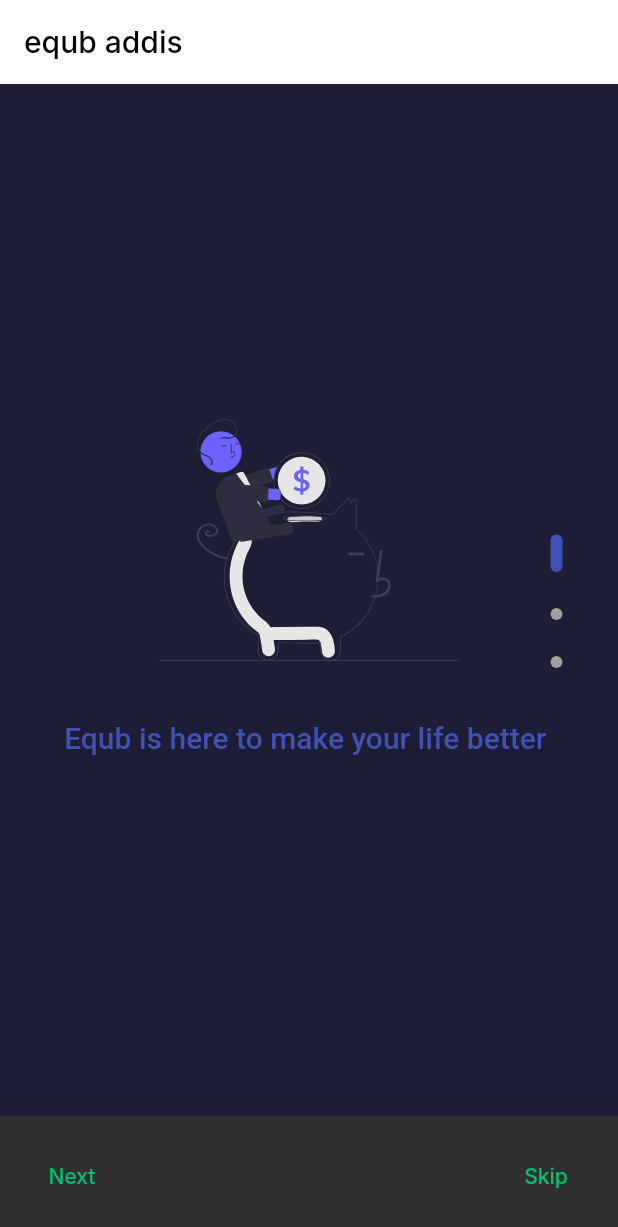
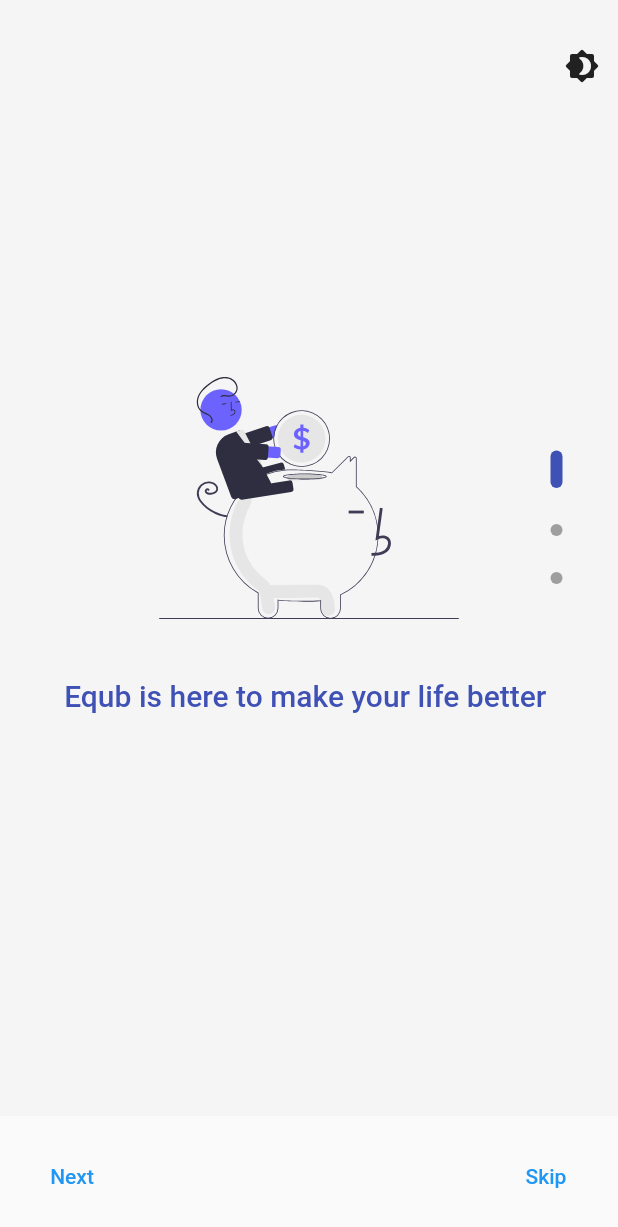
Before and after one commit to anonymousdomain/equb, a Flutter app: the screen it shows after launch, on a phone screen of 412 x 824 dp. Shown: the top 1227 px of the screen. Run offline on Flutter 3.47's test engine with Material 2 defaults, Android fonts, the phone set to English and light mode, and no system bars; our stand-ins replace country_code_picker, firebase_auth, firebase_core, flutter_svg, google_fonts; missing offline and left inert: firebase_app_check; accounts and stored records are empty.

Commit message:
theme modified

```diff
--- a/lib/main.dart
+++ b/lib/main.dart
@@ -70,31 +70,44 @@ class _MyHomePageState extends State<MyHomePage> {
   @override
   Widget build(BuildContext context) {
     return Scaffold(
-      appBar: AppBar(
-        title: Text(
-          widget.title,
-          style: TextStyle(
-              color: currentTheme.currentTheme == Brightness.dark
-                  ? Colors.white
-                  : Colors.black),
-        ),
-        actions: [
-          IconButton(
+      // appBar: AppBar(
+      //   title: Text(
+      //     widget.title,
+      //   ),
+      //   actions: [
+      //     IconButton(
+      //         onPressed: () {
+      //           currentTheme.toggleTheme();
+      //         },
+      //         icon: Icon(Icons.brightness_4_rounded))
+      //   ],
+      // ),
+      body: Stack(
+        children: [
+          Center(
+            child: Consumer<AuthState>(
+              builder: (context, auth, child) {
+                if (auth.user == null) {
+                  return OnBoardingScreen();
+                } else {
+                  return Home();
+                }
+              },
+            ),
+          ),
+          Positioned(
+            top: 20,
+            right: 0,
+            child: IconButton(
+              padding: EdgeInsets.all(10),
               onPressed: () {
                 currentTheme.toggleTheme();
               },
-              icon: Icon(Icons.brightness_4_rounded))
+              icon: Icon(Icons.brightness_4_rounded),
+            ),
+          )
         ],
       ),
-      body: Center(child: Consumer<AuthState>(builder: (context, auth, child) {
-        if (auth.user == null) {
-          return OnBoardingScreen();
-        } else {
-          return Home();
-        }
-      })
-          // child: Home(),
-          ),
     );
   }
 }
--- a/lib/screens/onboarding_screen/onboarding.dart
+++ b/lib/screens/onboarding_screen/onboarding.dart
@@ -28,7 +28,7 @@ class _OnBoardingScreenState extends State<OnBoardingScreen> {
     super.dispose();
   }
 
-  navigate() => Navigator.pushReplacement(
+  navigate() => Navigator.push(
       context, MaterialPageRoute(builder: ((context) => LoginScreen())));
   @override
   Widget build(BuildContext context) {
--- a/lib/utils/constant.dart
+++ b/lib/utils/constant.dart
@@ -1,11 +1,13 @@
 import 'package:flutter/material.dart';
 
-const kPrimaryColor = Color(0xFF00BF6D);
-// const kPrimaryColor = Colors.indigo;
+// const kPrimaryColor = Color(0xFF00BF6D);
+const kPrimaryColor = Colors.indigo;
 const kSecondaryColor = Color(0xFFFE9901);
 const kContentColorLightTheme = Color(0xFF1D1D35);
 const kContentColorDarkTheme = Color(0xFFF5FCF9);
 const kWarninngColor = Color(0xFFF3BB1C);
 const kErrorColor = Color(0xFFF03738);
+final scaffoldBackGroundColorLight = Colors.grey[100];
+final scaffoldBackGroundColorDark = Colors.grey[900];
 
 const kDefaultPadding = 20.0;
--- a/lib/utils/theme.dart
+++ b/lib/utils/theme.dart
@@ -1,3 +1,5 @@
+import 'dart:ui';
+
 import 'package:flutter/material.dart';
 import 'package:google_fonts/google_fonts.dart';
 import 'constant.dart';
@@ -5,48 +7,61 @@ import 'constant.dart';
 CustomTheme currentTheme = CustomTheme();
 
 class CustomTheme with ChangeNotifier {
-  static bool _isDarkTheme = true;
+  static bool _isDarkTheme = false;
   ThemeMode get currentTheme => _isDarkTheme ? ThemeMode.dark : ThemeMode.light;
 
   static ThemeData lightTheme(BuildContext context) {
     return ThemeData.light().copyWith(
-        brightness: Brightness.light,
-        primaryColor: kPrimaryColor,
-        scaffoldBackgroundColor: Colors.white,
-        appBarTheme: appBarTheme,
-        iconTheme: IconThemeData(color: kContentColorLightTheme),
-        textTheme: GoogleFonts.interTextTheme(Theme.of(context).textTheme)
-            .apply(bodyColor: kContentColorLightTheme),
-        colorScheme: ColorScheme.light(
-            primary: kPrimaryColor,
-            secondary: kSecondaryColor,
-            error: kErrorColor),
-        bottomNavigationBarTheme: BottomNavigationBarThemeData(
-            backgroundColor: Colors.white,
-            selectedItemColor: kContentColorLightTheme.withOpacity(0.7),
-            unselectedItemColor: kContentColorLightTheme.withOpacity(0.32),
-            selectedIconTheme: IconThemeData(color: kPrimaryColor),
-            showSelectedLabels: true));
+      brightness: Brightness.light,
+      primaryColor: kPrimaryColor,
+      backgroundColor: Colors.white,
+      scaffoldBackgroundColor: scaffoldBackGroundColorLight,
+      // appBarTheme: appBarTheme,
+      appBarTheme: AppBarTheme(
+        backgroundColor: Colors.white,
+        elevation: 0,
+        foregroundColor: kPrimaryColor,
+        titleTextStyle: TextStyle(color: kPrimaryColor),
+      ),
+      bottomNavigationBarTheme: BottomNavigationBarThemeData(
+        backgroundColor: Colors.white,
+        selectedItemColor: kPrimaryColor,
+        unselectedItemColor: Colors.grey,
+      ),
+      textTheme:const TextTheme(
+        headline1: TextStyle(
+            color: Colors.black, fontSize: 24, fontWeight: FontWeight.bold),
+        bodyText1: TextStyle(color:Colors.black, fontSize: 16),
+      ),
+    );
   }
 
   static ThemeData darkTheme(BuildContext context) {
     return ThemeData.dark().copyWith(
       brightness: Brightness.dark,
       primaryColor: kPrimaryColor,
-      scaffoldBackgroundColor: kContentColorLightTheme,
-      appBarTheme: appBarTheme,
-      iconTheme: IconThemeData(color: kContentColorDarkTheme),
-      textTheme: GoogleFonts.interTextTheme(Theme.of(context).textTheme)
-          .apply(bodyColor: kContentColorDarkTheme),
-      colorScheme: ColorScheme.dark().copyWith(
-        primary: kPrimaryColor,
-        secondary: kSecondaryColor,
-        error: kErrorColor,
+      scaffoldBackgroundColor: scaffoldBackGroundColorDark,
+      appBarTheme: AppBarTheme(
+        backgroundColor: scaffoldBackGroundColorDark,
+        titleTextStyle: TextStyle(color: kPrimaryColor),
+        iconTheme: IconThemeData(color: kPrimaryColor),
+        elevation: 0,
+      ),
+      textTheme:const TextTheme(
+        headline1: TextStyle(
+          color: Colors.white,
+          fontSize: 24,
+          fontWeight: FontWeight.bold,
+        ),
+        bodyText1: TextStyle(
+          color: Colors.white,
+          fontSize: 16,
+        ),
       ),
       bottomNavigationBarTheme: BottomNavigationBarThemeData(
-        backgroundColor: kContentColorLightTheme,
-        selectedItemColor: Colors.white70,
-        unselectedItemColor: kContentColorDarkTheme.withOpacity(0.32),
+        backgroundColor: scaffoldBackGroundColorDark,
+        selectedItemColor: kPrimaryColor,
+        unselectedItemColor: Colors.grey,
         selectedIconTheme: IconThemeData(color: kPrimaryColor),
         showUnselectedLabels: true,
       ),
--- a/lib/widget/login_screen.dart
+++ b/lib/widget/login_screen.dart
@@ -5,6 +5,7 @@ import 'dart:developer';
 import 'package:country_code_picker/country_code_picker.dart';
 import 'package:equb/helper/auth_service.dart';
 import 'package:equb/provider/auth_state.dart';
+import 'package:equb/utils/theme.dart';
 import 'package:flutter/material.dart';
 import 'package:provider/provider.dart';
 
@@ -47,11 +48,26 @@ class LoginScreenState extends State<LoginScreen> {
                           children: [
                             Text(
                               'Your Phone Number',
-                              style: TextStyle(fontSize: 20),
+                              style: TextStyle(
+                                  fontSize: 20,
+                                  color: Theme.of(context)
+                                      .textTheme
+                                      .bodyText1
+                                      ?.color
+                                  // color: currentTheme.currentTheme ==
+                                  //         ThemeMode.dark
+                                  //     ? Colors.white
+                                  //     : Colors.black,
+                                  ),
                             ),
                             Text(
                               'please confirm your country code and enter your phone number',
                               softWrap: true,
+                              style: TextStyle(
+                                  color: Theme.of(context)
+                                      .textTheme
+                                      .headline1!
+                                      .color),
                             ),
                             SizedBox(
                               height: 10,
@@ -75,13 +91,12 @@ class LoginScreenState extends State<LoginScreen> {
                                         },
                                       ),
                                       hintText: 'Enter phone number',
-                                        hintStyle: TextStyle(color: Colors.grey[100]),
                                       border: OutlineInputBorder(
-                                            borderRadius:
-                                                BorderRadius.circular(10),
+                                        borderRadius: BorderRadius.circular(10),
                                         borderSide: BorderSide(
-                                                color: Colors.indigo,
-                                                width: 2))),
+                                            color: Colors.indigo, width: 2),
+                                      ),
+                                    ),
                                     validator: ((value) {
                                       if (value!.isEmpty) {
                                         return 'please enter your phone number';
@@ -102,9 +117,11 @@ class LoginScreenState extends State<LoginScreen> {
                                       _phoneNumberController.text.trim());
                                   await Provider.of<AuthState>(context,
                                           listen: false)
-                                      .verifyPhoneNumber(_selectedCountry!+
-                                          _phoneNumberController.text.trim()).then((value) => {
-                                            auth.setStatus(AuthStatus.authenticating)
+                                      .verifyPhoneNumber(_selectedCountry! +
+                                          _phoneNumberController.text.trim())
+                                      .then((value) => {
+                                            auth.setStatus(
+                                                AuthStatus.authenticating)
                                           });
                                 }
                               },
@@ -112,15 +129,13 @@ class LoginScreenState extends State<LoginScreen> {
                             )
                           ],
                         )
+                      : Column(children: [
+                          auth.status == AuthStatus.authenticating
+                              ? CircularProgressIndicator()
                               : Column(
-                        children: [
-                          auth.status==AuthStatus.authenticating?CircularProgressIndicator():Column(
-                            children: [
-                              Text(auth.status.toString())
-                            ],
+                                  children: [Text(auth.status.toString())],
                                 )
-                        ]
-                      )
+                        ])
                 ],
               ),
             ),
```
Lines whose indentation alone changed are shown as unchanged.
